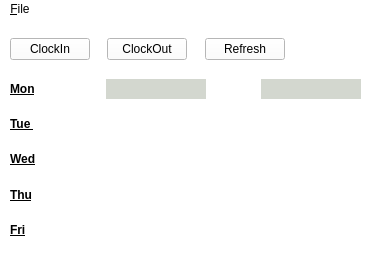
Before: the Qt Designer form c/mainwindow.ui in kyujinChoi/workspace_tool, drawn with Qt 5.
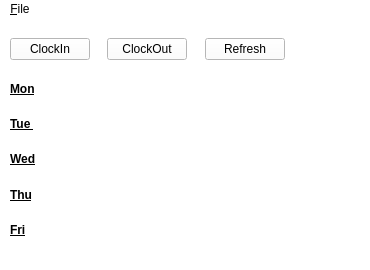
After: the same form once the commit is applied.

Patch:
```diff
--- a/c/mainwindow.ui
+++ b/c/mainwindow.ui
@@ -137,8 +137,11 @@
            <italic>true</italic>
           </font>
          </property>
+         <property name="autoFillBackground">
+          <bool>false</bool>
+         </property>
          <property name="styleSheet">
-          <string notr="true">background-color: rgb(211, 215, 207);</string>
+          <string notr="true"/>
          </property>
          <property name="text">
           <string/>
@@ -175,7 +178,7 @@
           </font>
          </property>
          <property name="styleSheet">
-          <string notr="true">background-color: rgb(211, 215, 207);</string>
+          <string notr="true"/>
          </property>
          <property name="text">
           <string/>
```
Left out of the diff: 24 changed lines with no effect on the pictures.
